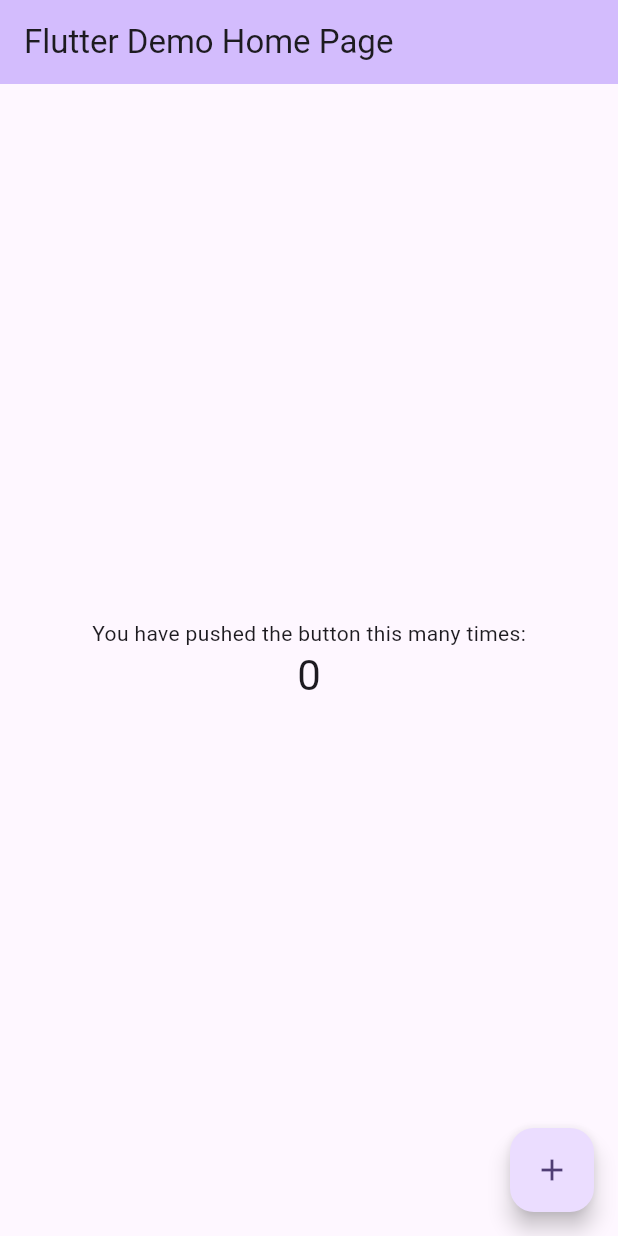
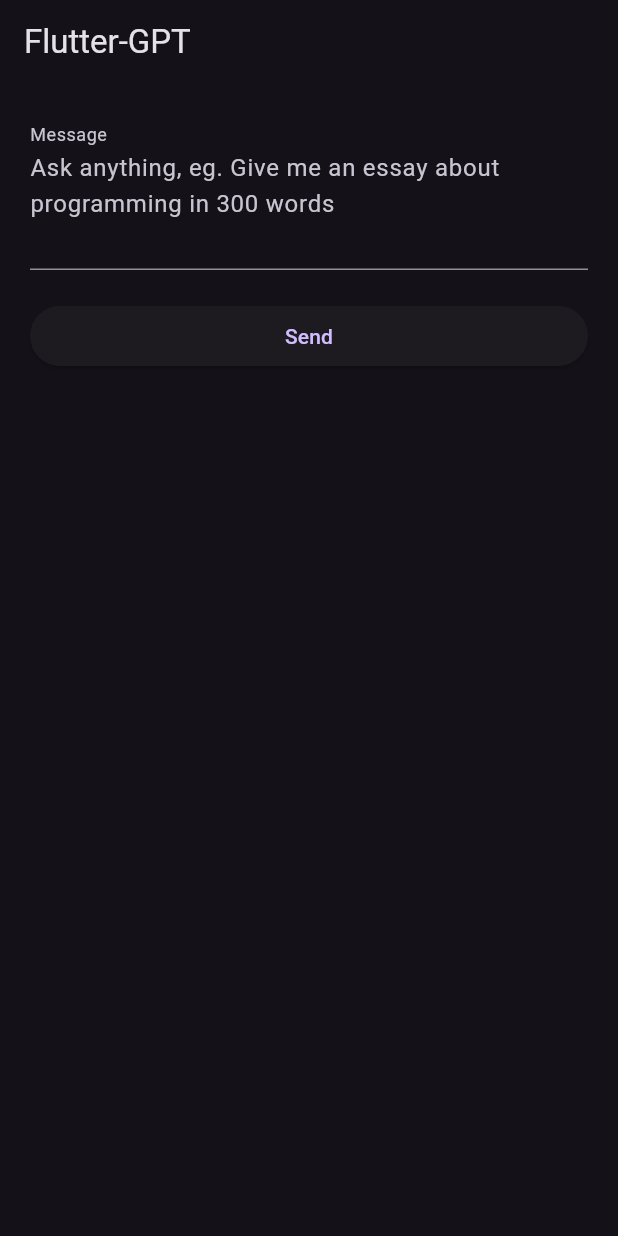
Before and after one commit to garyjdn/flutter-gpt, a Flutter app: the screen it shows after launch, on a phone screen of 412 x 824 dp. Run offline on Flutter 3.47's test engine with Material 2 defaults, Android fonts, the phone set to English and light mode, and no system bars; our stand-ins replace bloc, bloc_concurrency, flutter_bloc, flutter_keyboard_visibility; missing offline and left inert: dart_openai.

Commit message:
add OpenAI ChatGPT integration

```diff
--- /dev/null
+++ b/lib/bloc/ai/ai_bloc.dart
@@ -0,0 +1,36 @@
+import 'dart:async';
+
+import 'package:bloc/bloc.dart';
+import 'package:bloc_concurrency/bloc_concurrency.dart';
+import 'package:dart_openai/dart_openai.dart';
+import 'package:meta/meta.dart';
+
+import '../../data/repositories/ai_repository.dart';
+
+part 'ai_event.dart';
+part 'ai_state.dart';
+
+class AIBloc extends Bloc<AIEvent, AIState> {
+  final AIRepository aiRepository;
+  late StreamSubscription<OpenAIStreamChatCompletionChoiceModel>
+      eventSubscription;
+
+  AIBloc({
+    required this.aiRepository,
+  }) : super(AIIdle()) {
+    on<SendMessage>(_handleSendMessage, transformer: restartable());
+  }
+
+  void _handleSendMessage(SendMessage event, Emitter<AIState> emit) async {
+    emit(AIProcessing());
+    final message = event.message;
+    final responseStream = aiRepository.chat(message);
+    await emit.forEach(responseStream, onData: (e) {
+      if (e.finishReason == null) {
+        return AIAnswering(e.delta.content!);
+      } else {
+        return AIIdle();
+      }
+    });
+  }
+}
--- /dev/null
+++ b/lib/bloc/ai/ai_event.dart
@@ -0,0 +1,10 @@
+part of 'ai_bloc.dart';
+
+@immutable
+abstract class AIEvent {}
+
+class SendMessage extends AIEvent {
+  final String message;
+
+  SendMessage(this.message);
+}
--- /dev/null
+++ b/lib/bloc/ai/ai_state.dart
@@ -0,0 +1,14 @@
+part of 'ai_bloc.dart';
+
+@immutable
+abstract class AIState {}
+
+class AIIdle extends AIState {}
+
+class AIProcessing extends AIState {}
+
+class AIAnswering extends AIState {
+  final String response;
+
+  AIAnswering(this.response);
+}
--- /dev/null
+++ b/lib/data/repositories/ai_repository.dart
@@ -0,0 +1,15 @@
+import 'package:dart_openai/dart_openai.dart';
+
+import '../data_providers/open_ai_data.dart';
+
+class AIRepository {
+  final OpenAIData openAIData;
+
+  AIRepository(this.openAIData);
+
+  Stream<OpenAIStreamChatCompletionChoiceModel> chat(String message) {
+    return openAIData.chatStream(message).map((e) {
+      return e.choices.first;
+    });
+  }
+}
--- a/lib/main.dart
+++ b/lib/main.dart
@@ -1,7 +1,27 @@
+import 'package:dart_openai/dart_openai.dart';
 import 'package:flutter/material.dart';
+import 'package:flutter_bloc/flutter_bloc.dart';
+import 'package:flutter_gpt/env.dart';
+import 'package:flutter_gpt/ui/chat_screen.dart';
+
+import 'bloc/ai/ai_bloc.dart';
+import 'data/data_providers/open_ai_data.dart';
+import 'data/repositories/ai_repository.dart';
 
 void main() {
-  runApp(const MyApp());
+  // Setup OpenAI Instance
+  OpenAI.apiKey = OPEN_AI_API_KEY;
+
+  // Data Provider Layer
+  final openAIData = OpenAIData();
+
+  // Repository Layer
+  final aiRepository = AIRepository(openAIData);
+
+  runApp(BlocProvider(
+    create: (context) => AIBloc(aiRepository: aiRepository),
+    child: const MyApp(),
+  ));
 }
 
 class MyApp extends StatelessWidget {
@@ -11,115 +31,20 @@ class MyApp extends StatelessWidget {
   @override
   Widget build(BuildContext context) {
     return MaterialApp(
-      title: 'Flutter Demo',
+      title: 'Flutter-GPT',
+      debugShowCheckedModeBanner: false,
       theme: ThemeData(
-        // This is the theme of your application.
-        //
-        // TRY THIS: Try running your application with "flutter run". You'll see
-        // the application has a blue toolbar. Then, without quitting the app,
-        // try changing the seedColor in the colorScheme below to Colors.green
-        // and then invoke "hot reload" (save your changes or press the "hot
-        // reload" button in a Flutter-supported IDE, or press "r" if you used
-        // the command line to start the app).
-        //
-        // Notice that the counter didn't reset back to zero; the application
-        // state is not lost during the reload. To reset the state, use hot
-        // restart instead.
-        //
-        // This works for code too, not just values: Most code changes can be
-        // tested with just a hot reload.
         colorScheme: ColorScheme.fromSeed(seedColor: Colors.deepPurple),
         useMaterial3: true,
       ),
-      home: const MyHomePage(title: 'Flutter Demo Home Page'),
+      darkTheme: ThemeData(
+        // colorScheme: ColorScheme.fromSeed(seedColor: const Color(0xff00A67E)),
+        brightness: Brightness.dark,
+        primaryColor: const Color(0xff00A67E),
+        useMaterial3: true,
+      ),
+      themeMode: ThemeMode.dark,
+      home: const ChatScreen(),
     );
   }
 }
-
-class MyHomePage extends StatefulWidget {
-  const MyHomePage({super.key, required this.title});
-
-  // This widget is the home page of your application. It is stateful, meaning
-  // that it has a State object (defined below) that contains fields that affect
-  // how it looks.
-
-  // This class is the configuration for the state. It holds the values (in this
-  // case the title) provided by the parent (in this case the App widget) and
-  // used by the build method of the State. Fields in a Widget subclass are
-  // always marked "final".
-
-  final String title;
-
-  @override
-  State<MyHomePage> createState() => _MyHomePageState();
-}
-
-class _MyHomePageState extends State<MyHomePage> {
-  int _counter = 0;
-
-  void _incrementCounter() {
-    setState(() {
-      // This call to setState tells the Flutter framework that something has
-      // changed in this State, which causes it to rerun the build method below
-      // so that the display can reflect the updated values. If we changed
-      // _counter without calling setState(), then the build method would not be
-      // called again, and so nothing would appear to happen.
-      _counter++;
-    });
-  }
-
-  @override
-  Widget build(BuildContext context) {
-    // This method is rerun every time setState is called, for instance as done
-    // by the _incrementCounter method above.
-    //
-    // The Flutter framework has been optimized to make rerunning build methods
-    // fast, so that you can just rebuild anything that needs updating rather
-    // than having to individually change instances of widgets.
-    return Scaffold(
-      appBar: AppBar(
-        // TRY THIS: Try changing the color here to a specific color (to
-        // Colors.amber, perhaps?) and trigger a hot reload to see the AppBar
-        // change color while the other colors stay the same.
-        backgroundColor: Theme.of(context).colorScheme.inversePrimary,
-        // Here we take the value from the MyHomePage object that was created by
-        // the App.build method, and use it to set our appbar title.
-        title: Text(widget.title),
-      ),
-      body: Center(
-        // Center is a layout widget. It takes a single child and positions it
-        // in the middle of the parent.
-        child: Column(
-          // Column is also a layout widget. It takes a list of children and
-          // arranges them vertically. By default, it sizes itself to fit its
-          // children horizontally, and tries to be as tall as its parent.
-          //
-          // Column has various properties to control how it sizes itself and
-          // how it positions its children. Here we use mainAxisAlignment to
-          // center the children vertically; the main axis here is the vertical
-          // axis because Columns are vertical (the cross axis would be
-          // horizontal).
-          //
-          // TRY THIS: Invoke "debug painting" (choose the "Toggle Debug Paint"
-          // action in the IDE, or press "p" in the console), to see the
-          // wireframe for each widget.
-          mainAxisAlignment: MainAxisAlignment.center,
-          children: <Widget>[
-            const Text(
-              'You have pushed the button this many times:',
-            ),
-            Text(
-              '$_counter',
-              style: Theme.of(context).textTheme.headlineMedium,
-            ),
-          ],
-        ),
-      ),
-      floatingActionButton: FloatingActionButton(
-        onPressed: _incrementCounter,
-        tooltip: 'Increment',
-        child: const Icon(Icons.add),
-      ), // This trailing comma makes auto-formatting nicer for build methods.
-    );
-  }
-}
--- /dev/null
+++ b/lib/ui/chat_screen.dart
@@ -0,0 +1,79 @@
+import 'package:flutter/material.dart';
+import 'package:flutter_bloc/flutter_bloc.dart';
+import 'package:flutter_gpt/ui/answer_screen.dart';
+import 'package:flutter_keyboard_visibility/flutter_keyboard_visibility.dart';
+
+import '../bloc/ai/ai_bloc.dart';
+
+class ChatScreen extends StatefulWidget {
+  const ChatScreen({super.key});
+
+  @override
+  State<ChatScreen> createState() => _ChatScreenState();
+}
+
+class _ChatScreenState extends State<ChatScreen> {
+  final _promptCtrl = TextEditingController();
+
+  void sendMessage() async {
+    final message = _promptCtrl.text;
+    context.read<AIBloc>().add(SendMessage(message));
+    final reset = await Navigator.push<bool>(
+      context,
+      MaterialPageRoute(
+        builder: (context) => const AnswerScreen(),
+      ),
+    );
+
+    if (reset ?? false) {
+      _promptCtrl.clear();
+    }
+  }
+
+  @override
+  void dispose() {
+    _promptCtrl.dispose();
+    super.dispose();
+  }
+
+  @override
+  Widget build(BuildContext context) {
+    return KeyboardDismissOnTap(
+      child: Scaffold(
+        appBar: AppBar(
+          title: const Text("Flutter-GPT"),
+        ),
+        body: SingleChildScrollView(
+          child: Padding(
+            padding: const EdgeInsets.all(20),
+            child: Column(
+              children: [
+                TextFormField(
+                  controller: _promptCtrl,
+                  minLines: 3,
+                  maxLines: null,
+                  keyboardType: TextInputType.multiline,
+                  decoration: const InputDecoration(
+                    label: Text('Message'),
+                    hintText:
+                        "Ask anything, eg. Give me an essay about programming in 300 words",
+                    hintMaxLines: 3,
+                    floatingLabelBehavior: FloatingLabelBehavior.always,
+                  ),
+                ),
+                const SizedBox(height: 20),
+                SizedBox(
+                  width: double.infinity,
+                  child: ElevatedButton(
+                    onPressed: sendMessage,
+                    child: const Text('Send'),
+                  ),
+                ),
+              ],
+            ),
+          ),
+        ),
+      ),
+    );
+  }
+}
```
Also changed, not shown: lib/data/data_providers/open_ai_data.dart (added, +17 -0 lines), lib/ui/answer_screen.dart (added, +67 -0 lines), pubspec.yaml (+9 -28 lines), pubspec.lock, 3 other files.
